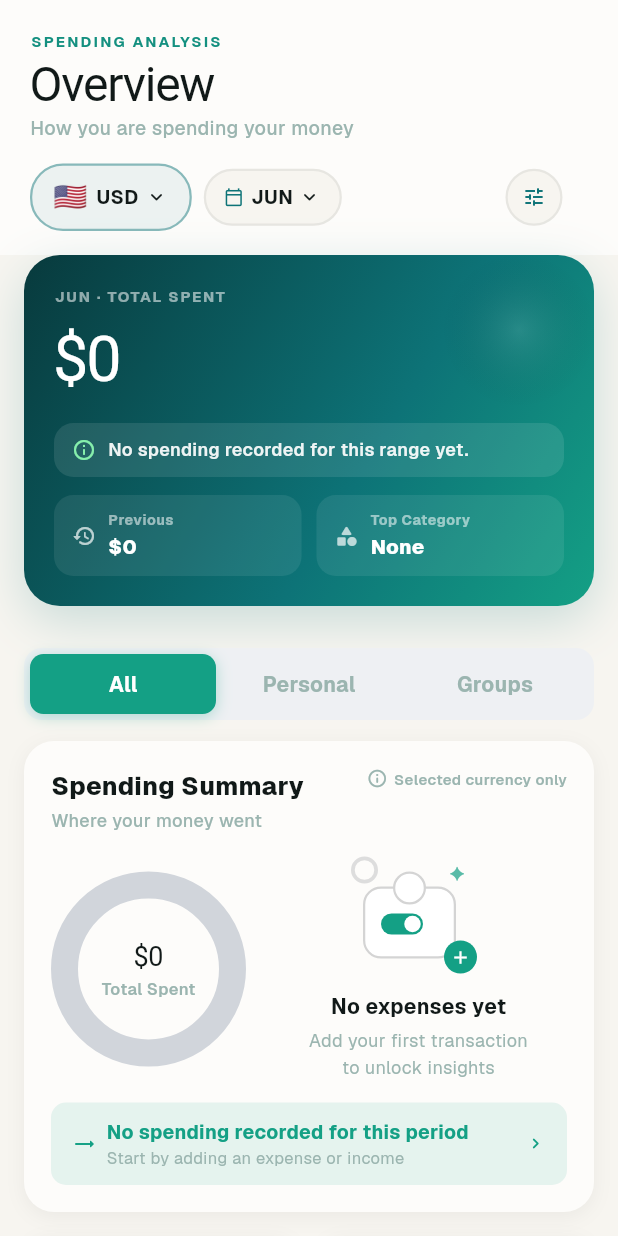
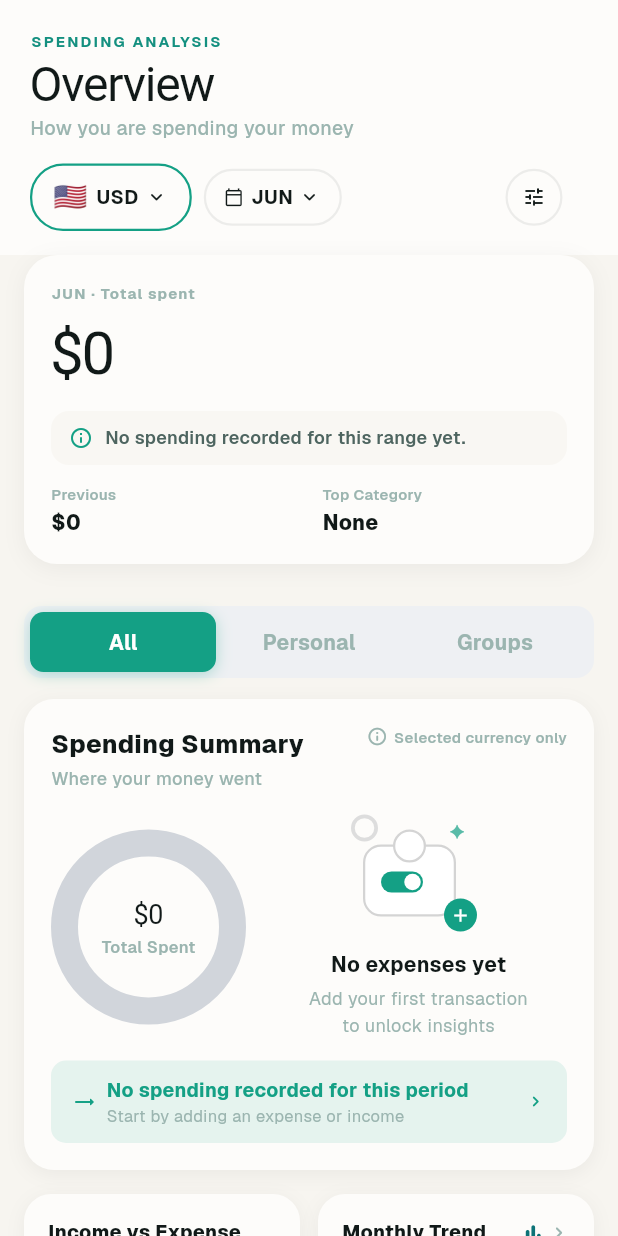
Before and after one commit to Mighiana/SplitSmart, a Flutter app: the HomeTab screen opened directly, on a phone screen of 412 x 824 dp. Run offline on Flutter 3.47's test engine with Material 3 defaults, Android fonts, the phone set to English and light mode, and no system bars; drawn by our look-alikes of flutter_animate; our stand-ins replace cloud_firestore, cloud_functions, confetti, file_picker, firebase_analytics, firebase_auth and 20 more; missing offline and left inert: app_settings, firebase_app_check, mobile_scanner; accounts and stored records are empty; Roboto replaces fonts that are missing (Gloock).

Commit message:
Revert Overview hero to the original flat card (owner preference)
Restores lib/screens/overview_tab.dart from bb3a623 — removes the gradient
hero/count-up/frosted-pill treatment from e7dc053+8952f90. Onboarding redesign
kept. flutter analyze clean.

Co-Authored-By: Claude Fable 5 <noreply@anthropic.com>

```diff
--- a/lib/screens/overview_tab.dart
+++ b/lib/screens/overview_tab.dart
@@ -10,7 +10,6 @@ import '../l10n/app_localizations.dart';
 import 'transaction_type_screen.dart';
 import 'personal_charts_screen.dart';
 import '../utils/icon_map.dart';
-import '../widgets/common_widgets.dart';
 
 // ─── Filter enum ────────────────────────────────────────────────────────────
 enum _OvTab { all, personal, groups }
@@ -194,124 +193,72 @@ class _HomeTabState extends State<HomeTab> with SingleTickerProviderStateMixin {
                 ? 'Tip: set a category on your expenses to see where your money goes.'
                 : '$topLabel is your top category at ${(top.value / totalExpense * 100).round()}% of spending.';
 
-    // Premium gradient hero: count-up total, delta chip, frosted insight pill
-    // and stat chips — replaces the flat beige card.
     return Container(
       margin: const EdgeInsets.fromLTRB(16, 0, 16, 14),
-      clipBehavior: Clip.antiAlias,
+      padding: const EdgeInsets.all(18),
       decoration: BoxDecoration(
-        gradient: TC.cardGradient(context),
-        borderRadius: BorderRadius.circular(24),
+        color: TC.card(context),
+        borderRadius: BorderRadius.circular(22),
         boxShadow: [
           BoxShadow(
-            color: TC.primaryGlow(context),
-            blurRadius: 28,
-            offset: const Offset(0, 10),
+            color: Colors.black.withValues(alpha: isDark ? 0.15 : 0.05),
+            blurRadius: 12,
+            offset: const Offset(0, 3),
           ),
         ],
       ),
-      child: Stack(
-        children: [
-          // Soft radial sheen in the corner — echoes the Money tab hero.
-          Positioned(
-            top: -30,
-            right: -30,
-            child: Container(
-              width: 160,
-              height: 160,
-              decoration: BoxDecoration(
-                shape: BoxShape.circle,
-                gradient: RadialGradient(
-                  colors: [
-                    Colors.white.withValues(alpha: 0.10),
-                    Colors.transparent,
-                  ],
-                  stops: const [0.0, 0.65],
-                ),
-              ),
-            ),
-          ),
-          Padding(
-            padding: const EdgeInsets.all(20),
       child: Column(
         crossAxisAlignment: CrossAxisAlignment.start,
         children: [
           Text(
-                  '${dateLabel.toUpperCase()} · TOTAL SPENT',
+            '$dateLabel · Total spent',
             style: TextStyle(
               fontSize: 10,
               fontWeight: FontWeight.w700,
-                    color: Colors.white.withValues(alpha: 0.55),
-                    letterSpacing: 1.2,
+              color: TC.text3(context),
+              letterSpacing: 0.8,
             ),
           ),
-                const SizedBox(height: 6),
+          const SizedBox(height: 5),
           Row(
             crossAxisAlignment: CrossAxisAlignment.start,
             children: [
               Expanded(
-                      child: CountUpText(
-                        value: totalExpense,
-                        builder: (ctx, v) => Text(
-                          '$sym${AppCurrencyUtils.formatAmount(v, 0)}',
-                          style: TC.gloock(ctx,
-                              fontSize: 42,
-                              letterSpacing: -1.4,
-                              color: Colors.white),
-                        ),
+                child: Text(
+                  '$sym${AppCurrencyUtils.formatAmount(totalExpense, 0)}',
+                  style: TC.gloock(context, fontSize: 40, letterSpacing: -1.4),
                 ),
               ),
               if (diffPct != null)
                 Container(
-                        padding: const EdgeInsets.symmetric(
-                            horizontal: 10, vertical: 5),
+                  padding: const EdgeInsets.symmetric(horizontal: 10, vertical: 5),
                   decoration: BoxDecoration(
-                          color: Colors.white.withValues(alpha: 0.14),
+                    color: diffPct >= 0 ? AppColors.red.withValues(alpha: 0.10) : AppColors.greenDim,
                     borderRadius: BorderRadius.circular(20),
                   ),
-                        child: Row(
-                          mainAxisSize: MainAxisSize.min,
-                          children: [
-                            Icon(
-                              diffPct >= 0
-                                  ? Icons.trending_up_rounded
-                                  : Icons.trending_down_rounded,
-                              size: 13,
-                              color: diffPct >= 0
-                                  ? const Color(0xFFFCA5A5)
-                                  : const Color(0xFF86EFAC),
-                            ),
-                            const SizedBox(width: 4),
-                            Text(
+                  child: Text(
                     '${diffPct >= 0 ? '+' : ''}${diffPct.round()}%',
                     style: TextStyle(
                       fontSize: 12,
                       fontWeight: FontWeight.w900,
-                                color: diffPct >= 0
-                                    ? const Color(0xFFFCA5A5)
-                                    : const Color(0xFF86EFAC),
+                      color: diffPct >= 0 ? AppColors.red : AppColors.green,
+                    ),
                   ),
                 ),
             ],
           ),
-                      ),
-                  ],
-                ),
-                const SizedBox(height: 12),
+          const SizedBox(height: 10),
           Container(
-                  padding:
-                      const EdgeInsets.symmetric(horizontal: 12, vertical: 10),
+            padding: const EdgeInsets.symmetric(horizontal: 12, vertical: 10),
             decoration: BoxDecoration(
-                    color: Colors.white.withValues(alpha: 0.10),
-                    borderRadius: BorderRadius.circular(13),
+              color: totalExpense > 0 ? AppColors.greenDim : TC.card2(context),
+              borderRadius: BorderRadius.circular(12),
             ),
             child: Row(
               children: [
                 Icon(
-                        totalExpense > 0
-                            ? Icons.lightbulb_rounded
-                            : Icons.info_outline_rounded,
-                        color: const Color(0xFF86EFAC),
+                  totalExpense > 0 ? Icons.lightbulb_rounded : Icons.info_outline_rounded,
+                  color: AppColors.green,
                   size: 16,
                 ),
                 const SizedBox(width: 8),
@@ -321,7 +268,7 @@ class _HomeTabState extends State<HomeTab> with SingleTickerProviderStateMixin {
                     style: TextStyle(
                       fontSize: 12,
                       fontWeight: FontWeight.w600,
-                            color: Colors.white.withValues(alpha: 0.92),
+                      color: TC.text2(context),
                       height: 1.35,
                     ),
                   ),
@@ -332,62 +279,25 @@ class _HomeTabState extends State<HomeTab> with SingleTickerProviderStateMixin {
           const SizedBox(height: 12),
           Row(
             children: [
-                    _storyMeta(context, Icons.history_rounded, 'Previous',
-                        '$sym${AppCurrencyUtils.formatAmount(prev, 0)}'),
-                    const SizedBox(width: 10),
-                    _storyMeta(
-                        context,
-                        topCat == null
-                            ? Icons.category_rounded
-                            : iconForEmoji(topCat.icon),
-                        'Top Category',
-                        topCat == null ? 'None' : topCat.label),
+              _storyMeta(context, 'Previous', '$sym${AppCurrencyUtils.formatAmount(prev, 0)}'),
+              const SizedBox(width: 18),
+              _storyMeta(context, 'Top Category', topCat == null ? 'None' : '${topCat.icon} ${topCat.label}'),
             ],
-                ),
-              ],
-            ),
           ),
         ],
       ),
     );
   }
 
-  Widget _storyMeta(
-      BuildContext context, IconData icon, String label, String value) {
+  Widget _storyMeta(BuildContext context, String label, String value) {
     return Expanded(
-      child: Container(
-        padding: const EdgeInsets.symmetric(horizontal: 12, vertical: 10),
-        decoration: BoxDecoration(
-          color: Colors.white.withValues(alpha: 0.08),
-          borderRadius: BorderRadius.circular(13),
-        ),
-        child: Row(
-          children: [
-            Icon(icon, size: 16, color: Colors.white.withValues(alpha: 0.7)),
-            const SizedBox(width: 8),
-            Expanded(
       child: Column(
         crossAxisAlignment: CrossAxisAlignment.start,
         children: [
-                  Text(label,
-                      style: TextStyle(
-                          fontSize: 9.5,
-                          color: Colors.white.withValues(alpha: 0.55),
-                          fontWeight: FontWeight.w700,
-                          letterSpacing: 0.4)),
-                  const SizedBox(height: 1),
-                  Text(value,
-                      maxLines: 1,
-                      overflow: TextOverflow.ellipsis,
-                      style: const TextStyle(
-                          fontSize: 13.5,
-                          color: Colors.white,
-                          fontWeight: FontWeight.w800)),
+          Text(label, style: TextStyle(fontSize: 10, color: TC.text3(context), fontWeight: FontWeight.w600)),
+          const SizedBox(height: 2),
+          Text(value, maxLines: 1, overflow: TextOverflow.ellipsis, style: TextStyle(fontSize: 14, color: TC.text(context), fontWeight: FontWeight.w800)),
         ],
-              ),
-            ),
-          ],
-        ),
       ),
     );
   }
@@ -412,10 +322,7 @@ class _HomeTabState extends State<HomeTab> with SingleTickerProviderStateMixin {
               child: Container(
                 padding: const EdgeInsets.symmetric(horizontal: 14, vertical: 8),
                 decoration: BoxDecoration(
-                  color: TC.primaryPale(context),
-                  border: Border.all(
-                      color: TC.primary(context).withValues(alpha: 0.45),
-                      width: 1.5),
+                  border: Border.all(color: AppColors.green, width: 1.5),
                   borderRadius: BorderRadius.circular(22),
                 ),
                 child: Row(mainAxisSize: MainAxisSize.min, children: [
@@ -434,12 +341,11 @@ class _HomeTabState extends State<HomeTab> with SingleTickerProviderStateMixin {
                 child: Container(
                   padding: const EdgeInsets.symmetric(horizontal: 12, vertical: 8),
                   decoration: BoxDecoration(
-                    color: TC.bg(context),
                     border: Border.all(color: TC.border(context), width: 1.5),
                     borderRadius: BorderRadius.circular(22),
                   ),
                   child: Row(mainAxisSize: MainAxisSize.min, children: [
-                    Icon(Icons.calendar_today_outlined, size: 13, color: TC.primary(context)),
+                    Icon(Icons.calendar_today_outlined, size: 13, color: TC.text(context)),
                     const SizedBox(width: 5),
                     Flexible(child: Text(dateLabel, style: TextStyle(fontSize: 13, fontWeight: FontWeight.w700, color: TC.text(context)), overflow: TextOverflow.ellipsis)),
                     const SizedBox(width: 3),
@@ -454,12 +360,11 @@ class _HomeTabState extends State<HomeTab> with SingleTickerProviderStateMixin {
               child: Container(
                 width: 38, height: 38,
                 decoration: BoxDecoration(
-                  color: TC.bg(context),
                   border: Border.all(color: TC.border(context), width: 1.5),
                   shape: BoxShape.circle,
                 ),
                 alignment: Alignment.center,
-                child: Icon(Icons.tune_rounded, size: 16, color: TC.primary(context)),
+                child: Icon(Icons.tune_rounded, size: 16, color: TC.text(context)),
               ),
             ),
           ]),
```
Lines whose indentation alone changed are shown as unchanged.
